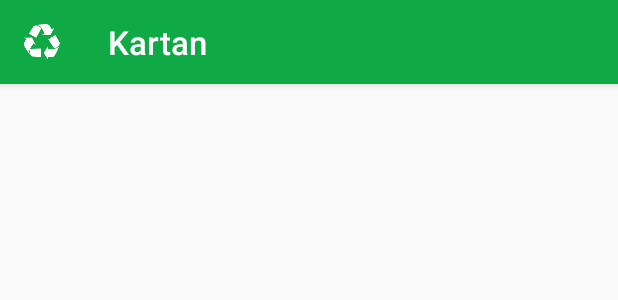
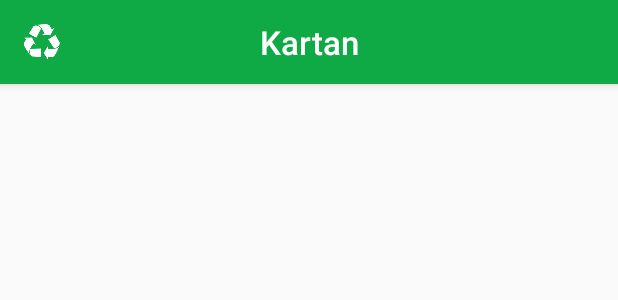
Before and after one commit to solveland/GengarSEP, an Android app: the layout toolbar.xml on its own in the app's theme, with its tools: preview values and no code run, on a phone screen of 412 x 824 dp. Shown: the top 300 px of the screen. Run offline under Robolectric (Android 15) with nearby library versions, the phone set to English and light mode, and no system bars.

Commit message:
small fix for a pliancy bug

```diff
--- a/Pantad/app/src/main/res/layout/toolbar.xml
+++ b/Pantad/app/src/main/res/layout/toolbar.xml
@@ -21,7 +21,7 @@
         android:id="@+id/toolbar_title"
         android:layout_width="wrap_content"
         android:layout_height="wrap_content"
-        android:layout_gravity="left"
+        android:layout_gravity="center"
         android:fontFamily="sans-serif-light"
         android:text="Kartan"
         android:textColor="@color/colorPrimaryDark"
```
Also changed, not shown: Pantad/app/src/main/java/com/example/pantad/AdListUtils/AbstractAdapter.java (+6 -1 lines).
